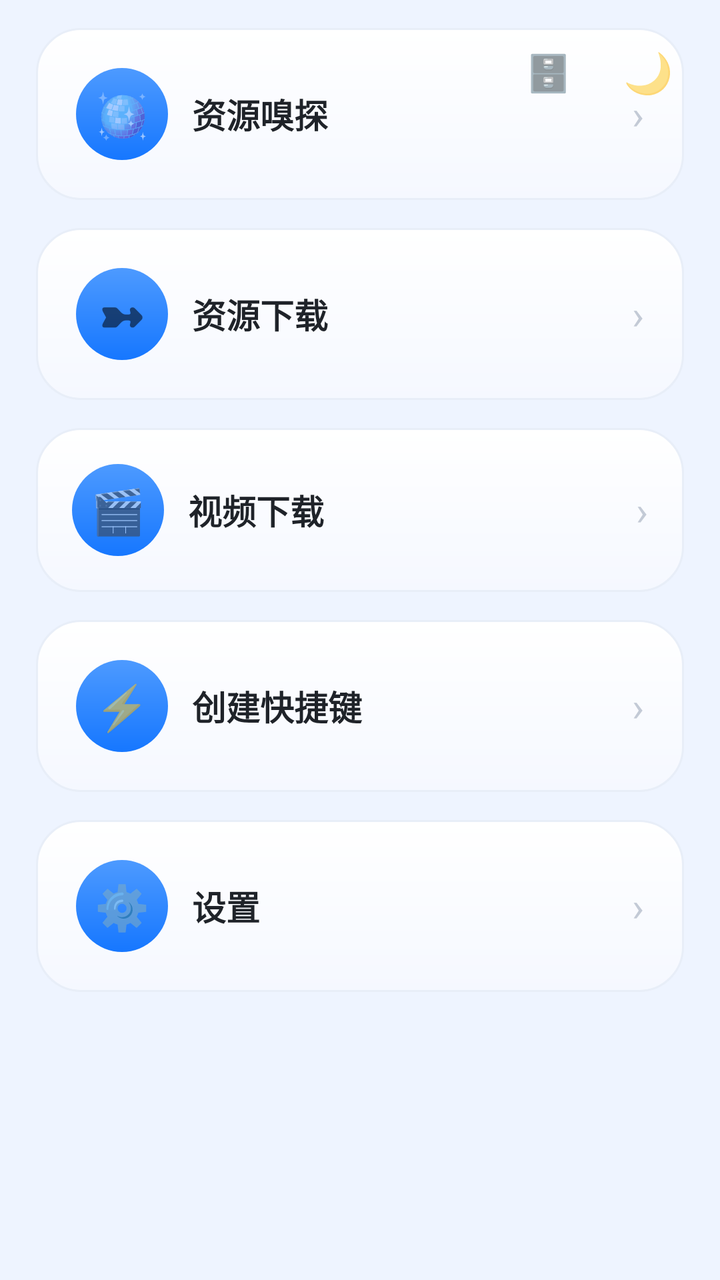
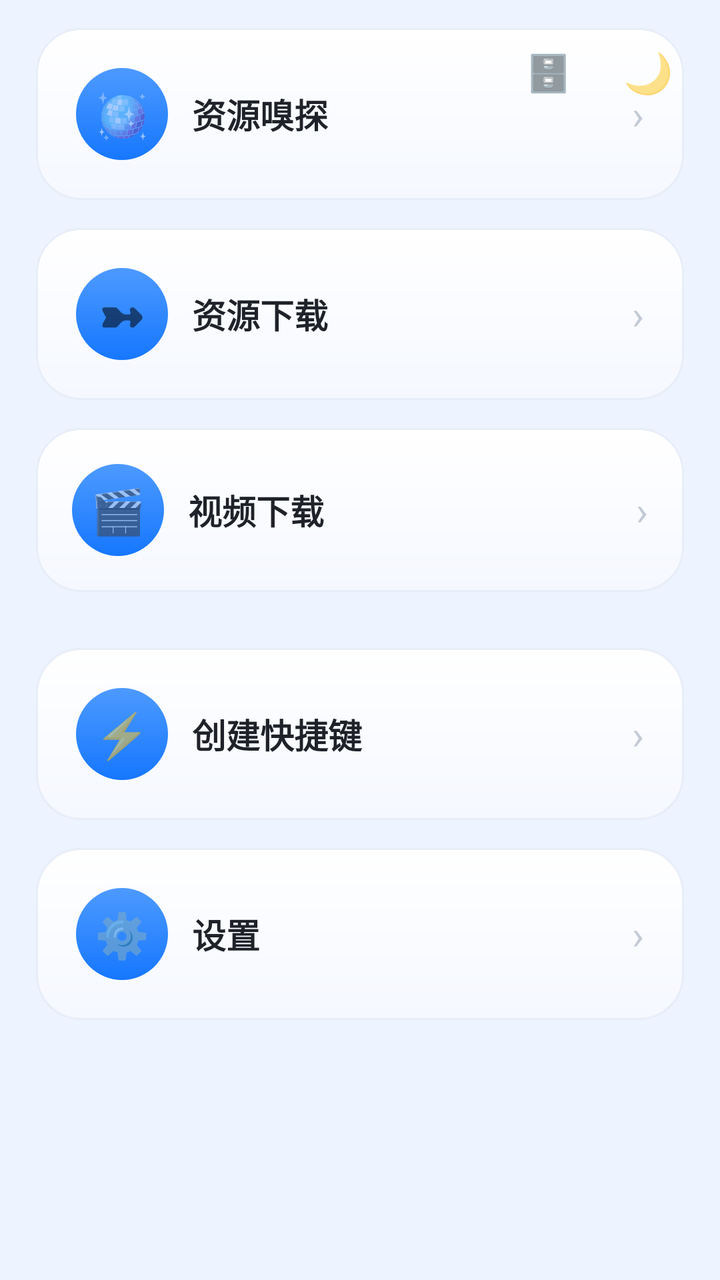

Before-and-after screenshots of an Android layout around one commit, followed by the original layout XML and the change that was made.
<!-- AndroidManifest.xml: application theme AppTheme -->
<!-- res/layout/activity_toolbox.xml -->
<?xml version="1.0" encoding="utf-8"?>
<FrameLayout xmlns:android="http://schemas.android.com/apk/res/android"
    android:id="@+id/toolRoot"
    android:layout_width="match_parent" android:layout_height="match_parent">

    <TextView android:id="@+id/lanToggle"
        android:layout_width="44dp" android:layout_height="44dp"
        android:layout_gravity="top|right" android:layout_marginTop="14dp" android:layout_marginRight="64dp"
        android:gravity="center" android:elevation="6dp"
        android:text="🗄️" android:textSize="18sp"/>

    <TextView android:id="@+id/themeToggle"
        android:layout_width="44dp" android:layout_height="44dp"
        android:layout_gravity="top|right" android:layout_margin="14dp"
        android:gravity="center" android:elevation="6dp"
        android:text="🌙" android:textSize="20sp"/>

    <LinearLayout android:id="@+id/toolColumn"
        android:layout_width="match_parent" android:layout_height="match_parent"
        android:orientation="vertical"
        android:background="@color/bg">

        <ScrollView
            android:layout_width="match_parent" android:layout_height="match_parent"
            android:fillViewport="true" android:scrollbars="none">

            <LinearLayout
                android:layout_width="match_parent" android:layout_height="wrap_content"
                android:orientation="vertical"
                android:paddingLeft="18dp" android:paddingRight="18dp"
                android:paddingTop="14dp" android:paddingBottom="18dp">

                <LinearLayout android:tag="card" android:id="@+id/cardPlayer"
                    android:layout_width="match_parent" android:layout_height="wrap_content"
                    android:layout_marginTop="0dp"
                    android:background="@drawable/bg_card" android:orientation="vertical"
                    android:padding="20dp">

                    <LinearLayout
                        android:layout_width="match_parent" android:layout_height="wrap_content"
                        android:orientation="horizontal" android:gravity="center_vertical">
                        <TextView
                            android:layout_width="46dp" android:layout_height="46dp"
                            android:background="@drawable/bg_btn"
                            android:text="🪩" android:textSize="22sp" android:gravity="center"/>
                        <TextView
                            android:layout_width="0dp" android:layout_height="wrap_content"
                            android:layout_weight="1" android:layout_marginLeft="12dp"
                            android:text="资源嗅探" android:textSize="17sp"
                            android:textStyle="bold" android:tag="title" android:textColor="@color/textMain"/>
                        <TextView android:text="›" android:textSize="20sp"
                            android:textColor="#C3CAD6"
                            android:layout_width="wrap_content" android:layout_height="wrap_content"/>
                    </LinearLayout>
                </LinearLayout>

                <LinearLayout android:tag="card" android:id="@+id/cardDownload"
                    android:layout_width="match_parent" android:layout_height="wrap_content"
                    android:layout_marginTop="14dp"
                    android:background="@drawable/bg_card" android:orientation="vertical"
                    android:padding="20dp">
                    <LinearLayout
                        android:layout_width="match_parent" android:layout_height="wrap_content"
                        android:orientation="horizontal" android:gravity="center_vertical">
                        <TextView
                            android:layout_width="46dp" android:layout_height="46dp"
                            android:background="@drawable/bg_btn"
                            android:text="➼" android:textSize="22sp" android:gravity="center"/>
                        <TextView
                            android:layout_width="0dp" android:layout_height="wrap_content"
                            android:layout_weight="1" android:layout_marginLeft="12dp"
                            android:text="资源下载" android:textSize="17sp"
                            android:textStyle="bold" android:tag="title" android:textColor="@color/textMain"/>
                        <TextView android:text="›" android:textSize="20sp"
                            android:textColor="#C3CAD6"
                            android:layout_width="wrap_content" android:layout_height="wrap_content"/>
                    </LinearLayout>
                </LinearLayout>
                 <LinearLayout android:tag="card" android:id="@+id/cardVideoDl"
                    android:layout_width="match_parent" android:layout_height="wrap_content"
                    android:layout_marginTop="14dp"
                    android:background="@drawable/bg_card" android:orientation="vertical"
                    android:padding="18dp">
                    <LinearLayout android:layout_width="match_parent" android:layout_height="wrap_content"
                        android:orientation="horizontal" android:gravity="center_vertical">
                        <TextView android:layout_width="46dp" android:layout_height="46dp"
                            android:background="@drawable/bg_btn"
                            android:text="🎬" android:textSize="22sp" android:gravity="center"/>
                        <TextView
                            android:layout_width="0dp" android:layout_height="wrap_content"
                            android:layout_weight="1" android:layout_marginLeft="12dp"
                            android:text="视频下载" android:textSize="17sp"
                            android:textStyle="bold" android:tag="title" android:textColor="@color/textMain"/>
                        <TextView android:text="›" android:textSize="20sp"
                            android:textColor="#C3CAD6"
                            android:layout_width="wrap_content" android:layout_height="wrap_content"/>
                    </LinearLayout>
                </LinearLayout>

               <LinearLayout android:tag="card" android:id="@+id/cardShortcut"
                    android:layout_width="match_parent" android:layout_height="wrap_content"
                    android:layout_marginTop="14dp"
                    android:background="@drawable/bg_card" android:orientation="vertical"
                    android:padding="20dp">
                    <LinearLayout
                        android:layout_width="match_parent" android:layout_height="wrap_content"
                        android:orientation="horizontal" android:gravity="center_vertical">
                        <TextView
                            android:layout_width="46dp" android:layout_height="46dp"
                            android:background="@drawable/bg_btn" android:padding="8dp"
                            android:text="⚡" android:textSize="22sp" android:gravity="center"/>
                        <TextView
                            android:layout_width="0dp" android:layout_height="wrap_content"
                            android:layout_weight="1" android:layout_marginLeft="12dp"
                            android:text="创建快捷键" android:textSize="17sp"
                            android:textStyle="bold" android:tag="title" android:textColor="@color/textMain"/>
                        <TextView android:text="›" android:textSize="20sp"
                            android:textColor="#C3CAD6"
                            android:layout_width="wrap_content" android:layout_height="wrap_content"/>
                    </LinearLayout>
                </LinearLayout>



                <LinearLayout android:tag="card" android:id="@+id/cardAppSettings"
                    android:layout_width="match_parent" android:layout_height="wrap_content"
                    android:layout_marginTop="14dp"
                    android:background="@drawable/bg_card" android:orientation="vertical"
                    android:padding="20dp">
                    <LinearLayout
                        android:layout_width="match_parent" android:layout_height="wrap_content"
                        android:orientation="horizontal" android:gravity="center_vertical">
                        <TextView
                            android:layout_width="46dp" android:layout_height="46dp"
                            android:background="@drawable/bg_btn" android:padding="8dp"
                            android:text="⚙️" android:textSize="22sp" android:gravity="center"/>
                        <TextView
                            android:layout_width="0dp" android:layout_height="wrap_content"
                            android:layout_weight="1" android:layout_marginLeft="12dp"
                            android:text="设置" android:textSize="17sp"
                            android:textStyle="bold" android:tag="title" android:textColor="@color/textMain"/>
                        <TextView android:text="›" android:textSize="20sp"
                            android:textColor="#C3CAD6"
                            android:layout_width="wrap_content" android:layout_height="wrap_content"/>
                    </LinearLayout>
                </LinearLayout>
            </LinearLayout>
        </ScrollView>
    </LinearLayout>
</FrameLayout>
<!-- resources referenced by this layout -->
<resources>
  <color name="bg">#EEF4FF</color>
  <color name="textMain">#1F2329</color>
  <!-- drawable bg_btn (drawable) -->
  <?xml version="1.0" encoding="utf-8"?>
  <ripple xmlns:android="http://schemas.android.com/apk/res/android">
      <item>
          <shape>
              <gradient android:startColor="#4D9AFF" android:endColor="#1677FF" android:angle="270"/>
              <corners android:radius="26dp"/>
          </shape>
      </item>
  </ripple>
  <!-- drawable bg_card (drawable) -->
  <?xml version="1.0" encoding="utf-8"?>
  <ripple xmlns:android="http://schemas.android.com/apk/res/android"
      android:color="#22315CDE">
      <item>
          <shape>
              <gradient android:angle="270" android:startColor="#FFFFFF" android:endColor="#F5F8FF"/>
              <corners android:radius="22dp"/>
              <stroke android:width="1dp" android:color="#E8EEF8"/>
          </shape>
      </item>
  </ripple>
  <style name="AppTheme" parent="Theme.MaterialComponents.DayNight.NoActionBar">
          <item name="android:windowFullscreen">true</item>
          <item name="android:windowNoTitle">true</item>
          <item name="android:windowTranslucentNavigation">true</item>
          <item name="android:windowBackground">@color/bg</item>
          <item name="android:colorAccent">@color/blue2</item>
          <item name="colorPrimary">@color/blue2</item>
          <item name="colorSecondary">@color/blue2</item>
          <item name="android:colorControlHighlight">#22315CDE</item>
      </style>
  <color name="blue2">#1677FF</color>
</resources>

<!-- the commit's change to res/layout/activity_toolbox.xml (unified diff, before → after) -->
@@ -97,6 +97,15 @@
                     </LinearLayout>
                 </LinearLayout>
 
+               <LinearLayout android:tag="card" android:id="@+id/calendarCard"
+                    android:layout_width="match_parent" android:layout_height="wrap_content"
+                    android:layout_marginTop="14dp"
+                    android:background="@drawable/bg_card" android:orientation="vertical">
+                    <LinearLayout android:id="@+id/calHost"
+                        android:layout_width="match_parent" android:layout_height="wrap_content"
+                        android:orientation="vertical"/>
+               </LinearLayout>
+
                <LinearLayout android:tag="card" android:id="@+id/cardShortcut"
                     android:layout_width="match_parent" android:layout_height="wrap_content"
                     android:layout_marginTop="14dp"
